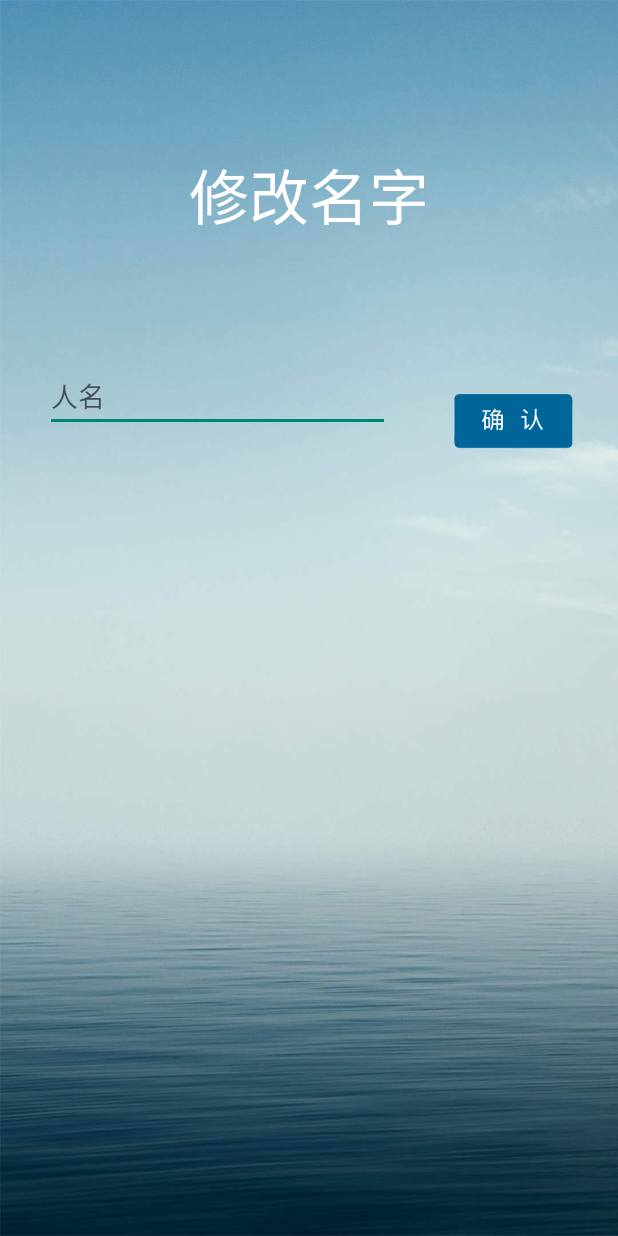
After one commit to tianjiashuo/SimpleSiri, an Android app: the ChangeNameActivity screen opened directly, with no data from a screen before it, on a phone screen of 412 x 824 dp. The commit adds this screen. Run offline under Robolectric (Android 15) with nearby library versions, the phone set to English and light mode, and no system bars; 1 statement that could not run was skipped.

Commit message:
changeName

```diff
--- a/app/src/main/AndroidManifest.xml
+++ b/app/src/main/AndroidManifest.xml
@@ -33,7 +33,7 @@
         </activity>
         <activity android:name="com.example.simplesiri.HomeActivity"></activity>
         <activity android:name="com.example.simplesiri.StarActivity"></activity>
-
+        <activity android:name="com.example.simplesiri.ChangeNameActivity"></activity>
         <provider
             android:authorities="com.example.simplesiri.fileprovider"
             android:exported="false"
--- /dev/null
+++ b/app/src/main/java/com/example/simplesiri/ChangeNameActivity.java
@@ -0,0 +1,62 @@
+package com.example.simplesiri;
+
+import android.app.Activity;
+import android.app.AppComponentFactory;
+import android.content.Intent;
+import android.graphics.Color;
+import android.os.Build;
+import android.os.Bundle;
+import android.view.View;
+import android.widget.AdapterView;
+import android.widget.EditText;
+import android.widget.ImageButton;
+import android.widget.TextView;
+import android.widget.Toast;
+
+import androidx.annotation.RequiresApi;
+import androidx.appcompat.app.AppCompatActivity;
+
+import com.example.voicesimulation.R;
+
+
+public class ChangeNameActivity extends AppCompatActivity {
+    private EditText editName;
+    private ImageButton confirmButton;
+
+    @RequiresApi(api = Build.VERSION_CODES.LOLLIPOP)
+    @Override
+    protected void onCreate(Bundle savedInstanceState) {
+        super.onCreate(savedInstanceState);
+        setContentView(R.layout.activity_changename);
+        getWindow().setStatusBarColor(Color.TRANSPARENT);
+        getWindow().getDecorView().setSystemUiVisibility(View.SYSTEM_UI_FLAG_LAYOUT_FULLSCREEN);
+
+       editName  =  findViewById(R.id.editname);
+        Intent intent = this.getIntent();
+        Bundle bundle = intent.getExtras();
+        String value = bundle.getString("starname");
+        editName.setText(value);
+        confirmButton = (ImageButton) findViewById(R.id.confirm);
+        confirmButton.setOnClickListener(new View.OnClickListener() {
+            @Override
+            public void onClick(View view) {
+                Intent intent = new Intent();
+                intent.setClass(ChangeNameActivity.this, HomeActivity.class);
+                Bundle bundle = new Bundle();
+                bundle.putString("starname", editName.getText().toString());
+                intent.putExtras(bundle);
+                startActivity(intent);
+                finish();
+            }
+        });
+    }
+    @Override
+    protected void onActivityResult(int requestCode, int resultCode, Intent data) {
+        super.onActivityResult(requestCode, resultCode, data);
+        if (requestCode == 1 && resultCode == Activity.RESULT_OK) {
+            Bundle bundle = data.getExtras();
+            Toast.makeText(this, bundle.getString("starname"), Toast.LENGTH_LONG).show();
+        }
+    }
+
+}
--- a/app/src/main/res/layout/activity_changename.xml
+++ b/app/src/main/res/layout/activity_changename.xml
@@ -1,6 +1,47 @@
 <?xml version="1.0" encoding="utf-8"?>
-<androidx.constraintlayout.widget.ConstraintLayout
-    xmlns:android="http://schemas.android.com/apk/res/android" android:layout_width="match_parent"
-    android:layout_height="match_parent">
+<androidx.constraintlayout.widget.ConstraintLayout xmlns:android="http://schemas.android.com/apk/res/android"
+    android:layout_width="match_parent"
+    android:layout_height="match_parent"
+    xmlns:app="http://schemas.android.com/apk/res-auto">
 
+
+    <ImageView
+        android:id="@+id/img_bg"
+        android:layout_width="wrap_content"
+        android:layout_height="match_parent"
+        android:background="@drawable/back2"
+        app:layout_constraintBottom_toBottomOf="parent"
+        app:layout_constraintStart_toStartOf="parent"/>
+    <TextView
+        android:id="@+id/shuoming"
+        android:layout_width="match_parent"
+        android:layout_height="wrap_content"
+        android:text="@string/changename"
+        android:gravity="center"
+        android:textColor="@color/black"
+        android:paddingTop="100dp"
+        android:textSize="40sp"
+        app:layout_constraintTop_toTopOf="parent"
+        app:layout_constraintBottom_toBottomOf="@+id/result"/>
+    <EditText
+        android:id="@+id/editname"
+        android:layout_width="230dp"
+        android:layout_height="wrap_content"
+        android:hint="@string/starname"
+        android:layout_marginTop="240dp"
+        android:layout_marginLeft="30dp"
+        app:layout_constraintLeft_toLeftOf="parent"
+        app:layout_constraintTop_toTopOf="parent"
+        />
+
+
+    <ImageButton
+                android:id="@+id/confirm"
+                android:layout_width="80dp"
+                android:layout_height="80dp"
+                android:layout_marginTop="0dp"
+                android:layout_marginRight="30dp"
+                android:background="@drawable/yes"
+                app:layout_constraintEnd_toEndOf="parent"
+                app:layout_constraintTop_toTopOf="@+id/editname" />
 </androidx.constraintlayout.widget.ConstraintLayout>
--- a/app/src/main/res/values/strings.xml
+++ b/app/src/main/res/values/strings.xml
@@ -2,4 +2,5 @@
     <string name="app_name">造梦空间</string>
     <string name="starname">人名</string>
     <string name="tishi">点击说话</string>
+    <string name="changename">修改名字</string>
 </resources>
```
Also changed, not shown: app/src/main/java/com/example/simplesiri/HomeActivity.java (+14 -22 lines), app/src/main/res/layout/activity_home.xml (+8 -26 lines), app/src/main/res/drawable/yes.png (added).
